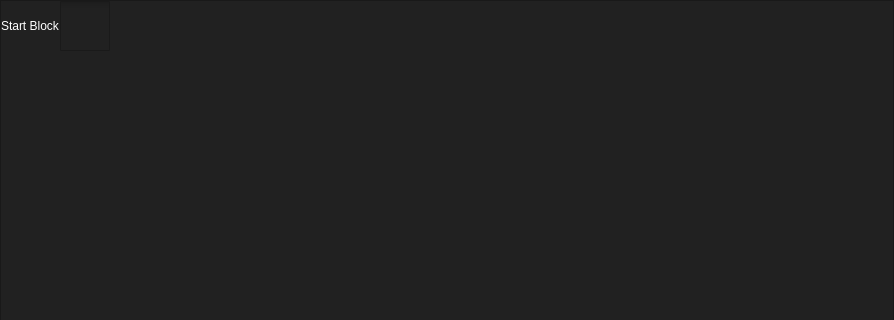
HowePersonal/DistractionBlocker, file ui/home.ui: the form before one commit; both pictures show x 0 to 894 and y 0 to 320 of the 894 by 866 pixel window.
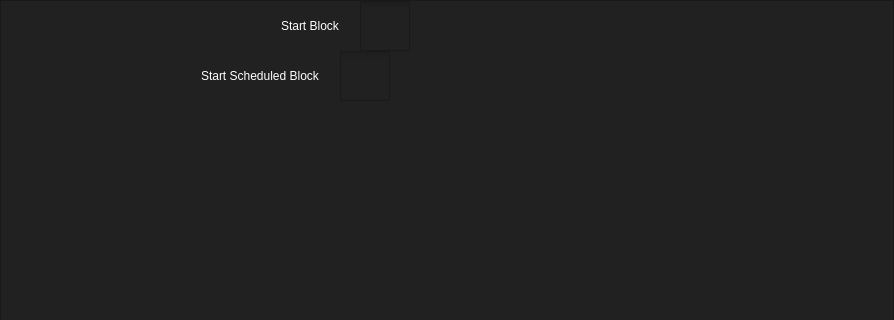
The form after the commit.

Commit message: Resized dimensions for schedule blocks interface for better visualization of blocks.

What changed in the file:
```diff
--- a/ui/home.ui
+++ b/ui/home.ui
@@ -80,10 +80,99 @@
       <property name="spacing">
        <number>0</number>
       </property>
-      <item row="0" column="0">
+      <item row="1" column="0">
        <layout class="QVBoxLayout" name="verticalLayout">
+        <item>
+         <layout class="QHBoxLayout" name="horizontalLayout_2">
+          <item>
+           <spacer name="horizontalSpacer_2">
+            <property name="orientation">
+             <enum>Qt::Horizontal</enum>
+            </property>
+            <property name="sizeType">
+             <enum>QSizePolicy::Fixed</enum>
+            </property>
+            <property name="sizeHint" stdset="0">
+             <size>
+              <width>280</width>
+              <height>20</height>
+             </size>
+            </property>
+           </spacer>
+          </item>
+          <item>
+           <widget class="QLabel" name="label_2">
+            <property name="sizePolicy">
+             <sizepolicy hsizetype="Fixed" vsizetype="Fixed">
+              <horstretch>0</horstretch>
+              <verstretch>0</verstretch>
+             </sizepolicy>
+            </property>
+            <property name="styleSheet">
+             <string notr="true">color: white;
+font: 17px 10pt &quot;MS Shell Dlg 2&quot;;
+</string>
+            </property>
+            <property name="text">
+             <string>Start Block</string>
+            </property>
+           </widget>
+          </item>
+          <item>
+           <spacer name="horizontalSpacer_3">
+            <property name="orientation">
+             <enum>Qt::Horizontal</enum>
+            </property>
+            <property name="sizeType">
+             <enum>QSizePolicy::Fixed</enum>
+            </property>
+            <property name="sizeHint" stdset="0">
+             <size>
+              <width>20</width>
+              <height>20</height>
+             </size>
+            </property>
+           </spacer>
+          </item>
+          <item>
+           <widget class="QCheckBox" name="startBlockCheckBox">
+            <property name="minimumSize">
+             <size>
+              <width>0</width>
+              <height>20</height>
+             </size>
+            </property>
+            <property name="styleSheet">
+             <string notr="true">QCheckBox::indicator {
+	width: 50px;
+	height: 50px;
+}</string>
+            </property>
+            <property name="text">
+             <string/>
+            </property>
+           </widget>
+          </item>
+         </layout>
+        </item>
         <item>
          <layout class="QHBoxLayout" name="horizontalLayout">
+          <item>
+           <spacer name="horizontalSpacer">
+            <property name="orientation">
+             <enum>Qt::Horizontal</enum>
+            </property>
+            <property name="sizeType">
+             <enum>QSizePolicy::Fixed</enum>
+            </property>
+            <property name="sizeHint" stdset="0">
+             <size>
+              <width>200</width>
+              <height>20</height>
+             </size>
+            </property>
+           </spacer>
+          </item>
           <item>
            <widget class="QLabel" name="label">
             <property name="sizePolicy">
@@ -97,12 +186,28 @@
 font: 17px 10pt &quot;MS Shell Dlg 2&quot;;</string>
             </property>
             <property name="text">
-             <string>Start Block</string>
+             <string>Start Scheduled Block</string>
             </property>
            </widget>
           </item>
           <item>
-           <widget class="QCheckBox" name="startBlockCheckBox">
+           <spacer name="horizontalSpacer_4">
+            <property name="orientation">
+             <enum>Qt::Horizontal</enum>
+            </property>
+            <property name="sizeType">
+             <enum>QSizePolicy::Fixed</enum>
+            </property>
+            <property name="sizeHint" stdset="0">
+             <size>
+              <width>20</width>
+              <height>20</height>
+             </size>
+            </property>
+           </spacer>
+          </item>
+          <item>
+           <widget class="QCheckBox" name="startScheduledBlockCheckBox">
             <property name="minimumSize">
              <size>
               <width>0</width>
@@ -127,6 +232,9 @@
           <property name="orientation">
            <enum>Qt::Vertical</enum>
           </property>
+          <property name="sizeType">
+           <enum>QSizePolicy::Expanding</enum>
+          </property>
           <property name="sizeHint" stdset="0">
            <size>
             <width>20</width>
```
The commit also changes 5 other files.
